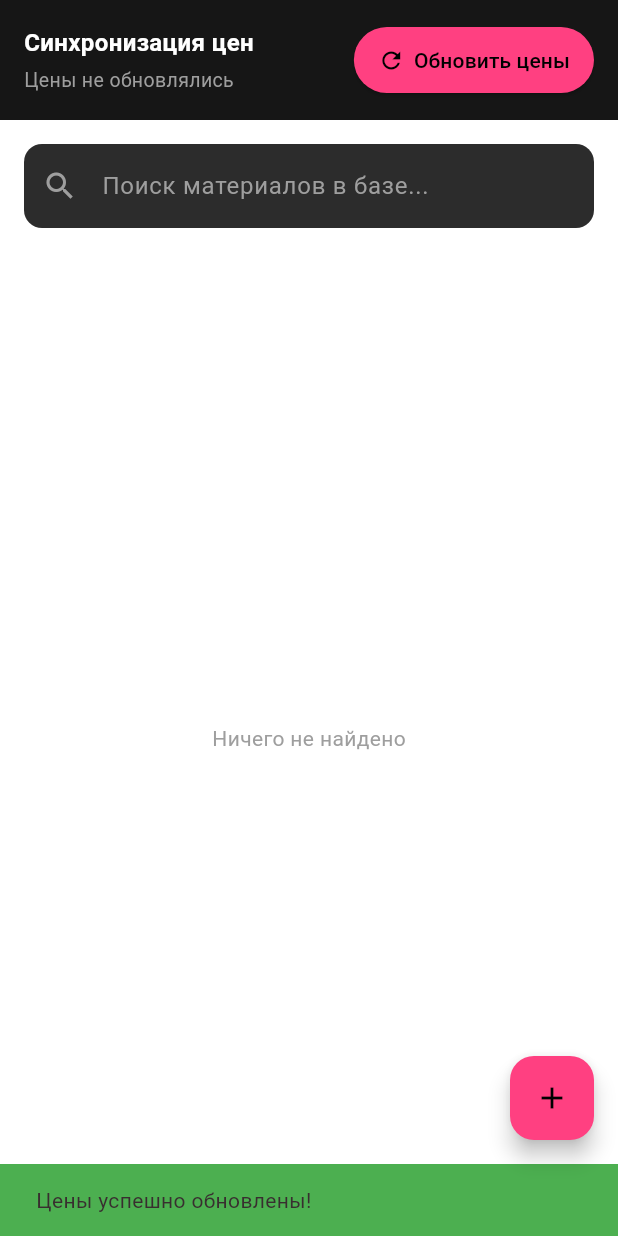
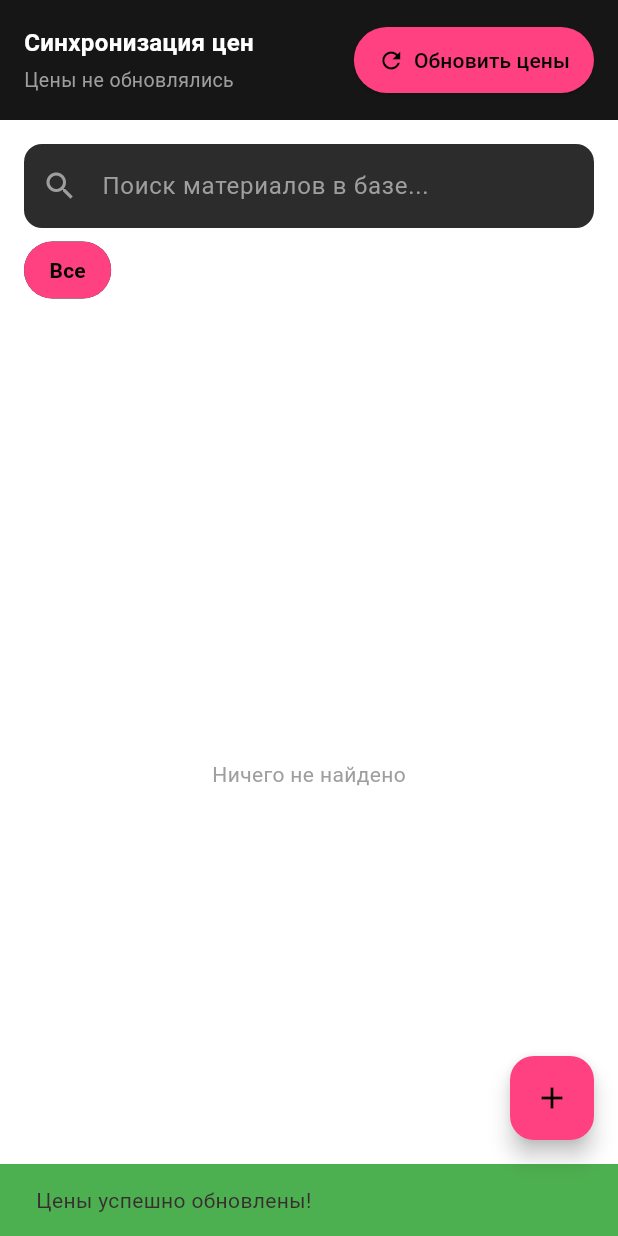
Before and after one commit to Polosoft-hubb/weldprice1, a Flutter app: the SettingsScreen screen opened directly, after a tap on "Обновить цены", on a phone screen of 412 x 824 dp. Run offline on Flutter 3.47's test engine with Material 3 defaults, Android fonts, the phone set to English and light mode, and no system bars; our stand-ins replace shared_preferences, sqflite; accounts and stored records are empty.

Commit message:
Add category filter chips to material search in materials tab and settings screen

```diff
--- a/lib/providers/project_provider.dart
+++ b/lib/providers/project_provider.dart
@@ -57,16 +57,22 @@ class ProjectProvider extends ChangeNotifier {
   }
 
   // Search materials
-  void filterMaterials(String query) {
-    if (query.isEmpty) {
-      _searchResults = List.from(_projectMaterials);
-    } else {
-      _searchResults = _projectMaterials
-          .where((m) =>
-              m.name.toLowerCase().contains(query.toLowerCase()) ||
-              m.category.toLowerCase().contains(query.toLowerCase()))
-          .toList();
+  void filterMaterials(String query, {String category = 'Все'}) {
+    List<MaterialModel> temp = List.from(_projectMaterials);
+
+    // Apply category filter if it is not 'Все'
+    if (category != 'Все') {
+      temp = temp.where((m) => m.category == category).toList();
     }
+
+    // Apply search query filter if it is not empty
+    if (query.isNotEmpty) {
+      temp = temp.where((m) =>
+          m.name.toLowerCase().contains(query.toLowerCase()) ||
+          m.category.toLowerCase().contains(query.toLowerCase())).toList();
+    }
+
+    _searchResults = temp;
     notifyListeners();
   }
 
--- a/lib/screens/settings_screen.dart
+++ b/lib/screens/settings_screen.dart
@@ -13,6 +13,7 @@ class SettingsScreen extends StatefulWidget {
 
 class _SettingsScreenState extends State<SettingsScreen> {
   final TextEditingController _searchController = TextEditingController();
+  String _selectedCategory = 'Все';
 
   String _formatCurrency(double val) {
     final formatter = NumberFormat.currency(
@@ -237,7 +238,7 @@ class _SettingsScreenState extends State<SettingsScreen> {
   void initState() {
     super.initState();
     WidgetsBinding.instance.addPostFrameCallback((_) {
-      Provider.of<ProjectProvider>(context, listen: false).filterMaterials('');
+      Provider.of<ProjectProvider>(context, listen: false).filterMaterials('', category: _selectedCategory);
     });
   }
 
@@ -341,22 +342,73 @@ class _SettingsScreenState extends State<SettingsScreen> {
                   decoration: InputDecoration(
                     hintText: 'Поиск материалов в базе...',
                     prefixIcon: const Icon(Icons.search, color: Colors.grey),
-                    suffixIcon: _searchController.text.isNotEmpty
+                    suffixIcon: _searchController.text.isNotEmpty || _selectedCategory != 'Все'
                         ? IconButton(
                             icon: const Icon(Icons.clear, color: Colors.grey),
                             onPressed: () {
                               _searchController.clear();
-                              provider.filterMaterials('');
+                              setState(() {
+                                _selectedCategory = 'Все';
+                              });
+                              provider.filterMaterials('', category: 'Все');
                             },
                           )
                         : null,
                   ),
                   onChanged: (val) {
-                    provider.filterMaterials(val);
+                    provider.filterMaterials(val, category: _selectedCategory);
                     setState(() {});
                   },
                 ),
               ),
+
+              // CATEGORIES CHIPS
+              (() {
+                final categories = ['Все', ...provider.projectMaterials
+                    .map((m) => m.category)
+                    .where((cat) => cat.isNotEmpty)
+                    .toSet()
+                    .toList()
+                    ..sort()];
+
+                return Container(
+                  height: 40,
+                  margin: const EdgeInsets.only(bottom: 8),
+                  child: ListView.builder(
+                    scrollDirection: Axis.horizontal,
+                    padding: const EdgeInsets.symmetric(horizontal: 16.0),
+                    itemCount: categories.length,
+                    itemBuilder: (chipCtx, chipIdx) {
+                      final cat = categories[chipIdx];
+                      final isSelected = cat == _selectedCategory;
+                      return Padding(
+                        padding: const EdgeInsets.only(right: 8.0),
+                        child: ChoiceChip(
+                          label: Text(cat),
+                          selected: isSelected,
+                          showCheckmark: false,
+                          onSelected: (selected) {
+                            setState(() {
+                              _selectedCategory = cat;
+                            });
+                            provider.filterMaterials(_searchController.text, category: _selectedCategory);
+                          },
+                          selectedColor: const Color(0xFFFF4081),
+                          backgroundColor: const Color(0xFF262626),
+                          shape: RoundedRectangleBorder(
+                            borderRadius: BorderRadius.circular(20),
+                            side: BorderSide.none,
+                          ),
+                          labelStyle: TextStyle(
+                            color: isSelected ? Colors.black : Colors.white,
+                            fontWeight: isSelected ? FontWeight.bold : FontWeight.normal,
+                          ),
+                        ),
+                      );
+                    },
+                  ),
+                );
+              })(),
 
               // MATERIALS LIST
               Expanded(
```
Also changed, not shown: lib/screens/materials_tab.dart (+57 -3 lines).
